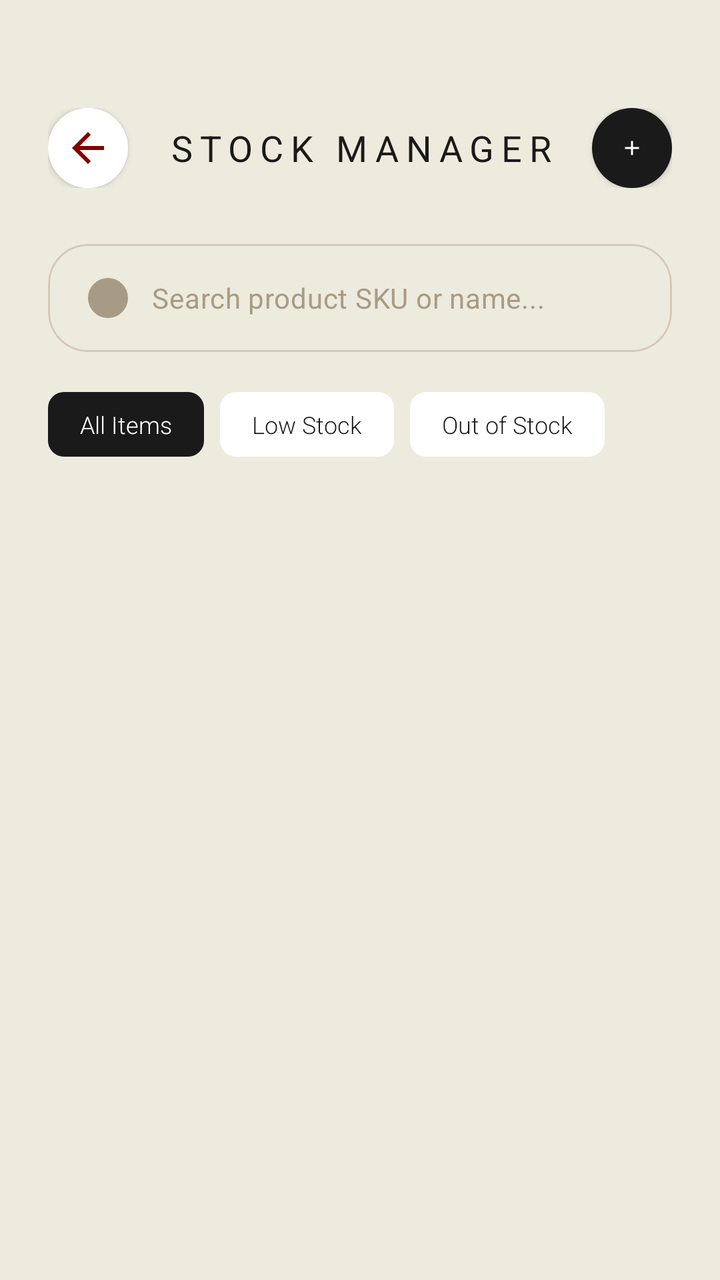
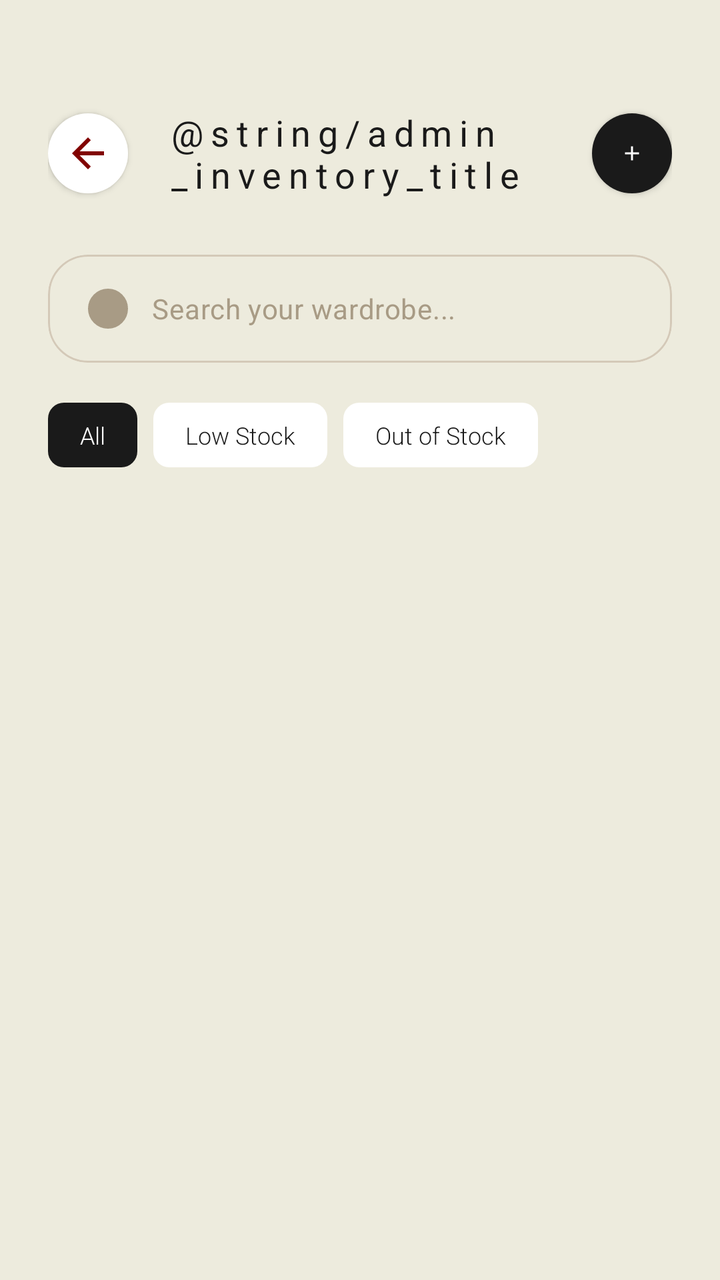

Two renders of the same Android screen: before a commit and after it. Below are the layout's source before the change and the commit's diff.
<!-- AndroidManifest.xml: activity theme Theme.Saive -->
<!-- res/layout/activity_inventory_management.xml -->
<?xml version="1.0" encoding="utf-8"?>
<androidx.constraintlayout.widget.ConstraintLayout xmlns:android="http://schemas.android.com/apk/res/android"
    xmlns:app="http://schemas.android.com/apk/res-auto"
    xmlns:tools="http://schemas.android.com/tools"
    android:layout_width="match_parent"
    android:layout_height="match_parent"
    android:background="@color/colorCotton"
    tools:context=".ui.InventoryManagementActivity">

    
    <LinearLayout
        android:id="@+id/toolbar"
        android:layout_width="match_parent"
        android:layout_height="wrap_content"
        android:orientation="horizontal"
        android:paddingHorizontal="24dp"
        android:paddingTop="54dp"
        android:paddingBottom="20dp"
        android:gravity="center_vertical"
        app:layout_constraintTop_toTopOf="parent">

        <ImageButton
            android:id="@+id/btnBack"
            android:layout_width="40dp"
            android:layout_height="40dp"
            android:background="@drawable/bg_circle_white"
            android:elevation="2dp"
            android:src="@drawable/ic_back"
            app:tint="@color/colorMaroon" />

        <TextView
            android:layout_width="0dp"
            android:layout_height="wrap_content"
            android:layout_weight="1"
            android:layout_marginStart="20dp"
            android:text="STOCK MANAGER"
            style="@style/TextAppearance.Saive.SectionHeader"
            android:textSize="18sp"
            android:textColor="@color/colorNoirBlack"
            android:letterSpacing="0.2" />

        <ImageButton
            android:id="@+id/btnAddProduct"
            android:layout_width="40dp"
            android:layout_height="40dp"
            android:background="@drawable/bg_circle_black"
            android:elevation="2dp"
            android:src="@drawable/ic_plus"
            app:tint="@color/white" />
    </LinearLayout>

    
    <com.google.android.material.card.MaterialCardView
        android:id="@+id/searchCard"
        android:layout_width="match_parent"
        android:layout_height="wrap_content"
        android:layout_marginHorizontal="24dp"
        android:layout_marginTop="8dp"
        app:cardCornerRadius="20dp"
        app:cardElevation="0dp"
        app:strokeWidth="1dp"
        app:strokeColor="@color/colorLinen"
        app:layout_constraintTop_toBottomOf="@id/toolbar">

        <LinearLayout
            android:layout_width="match_parent"
            android:layout_height="54dp"
            android:orientation="horizontal"
            android:gravity="center_vertical"
            android:paddingHorizontal="20dp">

            <ImageView
                android:layout_width="20dp"
                android:layout_height="20dp"
                android:src="@drawable/bg_search"
                app:tint="@color/colorSand" />

            <EditText
                android:id="@+id/etSearchInventory"
                android:layout_width="match_parent"
                android:layout_height="match_parent"
                android:background="@android:color/transparent"
                android:hint="Search product SKU or name..."
                android:paddingStart="12dp"
                android:textSize="14sp"
                android:textColor="@color/colorNoirBlack"
                android:textColorHint="@color/colorSand"
                style="@style/TextAppearance.Saive.Light" />
        </LinearLayout>
    </com.google.android.material.card.MaterialCardView>

    
    <HorizontalScrollView
        android:id="@+id/filterScroll"
        android:layout_width="match_parent"
        android:layout_height="wrap_content"
        android:layout_marginTop="20dp"
        android:scrollbars="none"
        app:layout_constraintTop_toBottomOf="@id/searchCard">

        <LinearLayout
            android:layout_width="wrap_content"
            android:layout_height="wrap_content"
            android:orientation="horizontal"
            android:paddingHorizontal="24dp">

            <TextView
                android:layout_width="wrap_content"
                android:layout_height="wrap_content"
                android:text="All Items"
                android:paddingVertical="8dp"
                android:paddingHorizontal="16dp"
                android:background="@drawable/bg_rounded_black_12dp"
                android:textColor="@color/white"
                android:textSize="12sp"
                android:layout_marginEnd="8dp"/>

            <TextView
                android:layout_width="wrap_content"
                android:layout_height="wrap_content"
                android:text="Low Stock"
                android:paddingVertical="8dp"
                android:paddingHorizontal="16dp"
                android:background="@drawable/bg_rounded_white_8dp"
                android:textColor="@color/colorNoirBlack"
                android:textSize="12sp"
                android:layout_marginEnd="8dp"/>

            <TextView
                android:layout_width="wrap_content"
                android:layout_height="wrap_content"
                android:text="Out of Stock"
                android:paddingVertical="8dp"
                android:paddingHorizontal="16dp"
                android:background="@drawable/bg_rounded_white_8dp"
                android:textColor="@color/colorNoirBlack"
                android:textSize="12sp"/>
        </LinearLayout>
    </HorizontalScrollView>

    <androidx.recyclerview.widget.RecyclerView
        android:id="@+id/rvInventory"
        android:layout_width="match_parent"
        android:layout_height="0dp"
        android:layout_marginTop="16dp"
        android:paddingHorizontal="24dp"
        android:clipToPadding="false"
        android:overScrollMode="never"
        app:layout_constraintTop_toBottomOf="@id/filterScroll"
        app:layout_constraintBottom_toBottomOf="parent" />

</androidx.constraintlayout.widget.ConstraintLayout>
<!-- resources referenced by this layout -->
<resources>
  <color name="colorCotton">#EDEBDD</color>
  <color name="colorLinen">#D4C9B8</color>
  <color name="colorMaroon">#810100</color>
  <color name="colorNoirBlack">#1A1A1A</color>
  <color name="colorSand">#A89B85</color>
  <color name="white">#FFFFFFFF</color>
  <!-- drawable bg_circle_white (drawable) -->
  <?xml version="1.0" encoding="utf-8"?>
  <shape xmlns:android="http://schemas.android.com/apk/res/android">
      <solid android:color="@color/white" />
      <corners android:radius="1000dp" />
  </shape>
  <!-- drawable bg_rounded_black_12dp (drawable) -->
  <?xml version="1.0" encoding="utf-8"?>
  <shape xmlns:android="http://schemas.android.com/apk/res/android">
      <solid android:color="@color/colorNoirBlack" />
      <corners android:radius="8dp" />
  </shape>
  <!-- drawable bg_rounded_white_8dp (drawable) -->
  <?xml version="1.0" encoding="utf-8"?>
  <shape xmlns:android="http://schemas.android.com/apk/res/android">
      <solid android:color="@color/white" />
      <corners android:radius="8dp" />
  </shape>
  <style name="TextAppearance.Saive.Light" parent="TextAppearance.MaterialComponents.Body2">
          <item name="android:fontFamily">sans-serif-light</item>
      </style>
  <style name="TextAppearance.Saive.SectionHeader" parent="TextAppearance.Saive.Header">
          <item name="android:textSize">@dimen/text_size_h3</item>
          <item name="android:textStyle">normal</item>
          <item name="android:textAllCaps">false</item>
      </style>
  <style name="Theme.Saive" parent="Base.Theme.Saive" />
  <dimen name="text_size_h3">20sp</dimen>
  <style name="Base.Theme.Saive" parent="Theme.Material3.DayNight.NoActionBar">
          <item name="android:windowActivityTransitions">true</item>
          <item name="android:windowContentTransitions">true</item>
          <item name="android:windowSharedElementEnterTransition">@android:transition/move</item>
          <item name="android:windowSharedElementExitTransition">@android:transition/move</item>
          <item name="android:windowLightStatusBar">true</item>
          <item name="android:statusBarColor">@color/colorCotton</item>
  
          
          <item name="colorPrimary">@color/colorMaroon</item>
          <item name="colorOnPrimary">@color/white</item>
          <item name="colorPrimaryContainer">@color/colorMaroon</item>
          <item name="colorOnPrimaryContainer">@color/white</item>
          <item name="colorSecondary">@color/colorSand</item>
          <item name="colorOnSecondary">@color/white</item>
          <item name="colorTertiary">@color/colorNoirBlack</item>
          <item name="android:colorBackground">@color/colorCotton</item>
          <item name="colorSurface">@color/colorCotton</item>
          <item name="colorOnSurface">@color/colorNoirBlack</item>
  
          
          <item name="android:fontFamily">sans-serif-light</item>
          <item name="textAppearanceHeadlineLarge">@style/TextAppearance.Saive.Header</item>
          <item name="textAppearanceHeadlineMedium">@style/TextAppearance.Saive.Header</item>
          <item name="textAppearanceTitleLarge">@style/TextAppearance.Saive.SectionHeader</item>
          <item name="textAppearanceBodyLarge">@style/TextAppearance.Saive.Thin</item>
          <item name="textAppearanceBodyMedium">@style/TextAppearance.Saive.Light</item>
          <item name="textAppearanceLabelLarge">@style/TextAppearance.Saive.Label</item>
      </style>
  <dimen name="text_size_h1">28sp</dimen>
  <style name="TextAppearance.Saive.Thin" parent="TextAppearance.MaterialComponents.Body1">
          <item name="android:fontFamily">sans-serif-light</item>
          <item name="android:letterSpacing">0.05</item>
      </style>
  <dimen name="text_size_tiny">10sp</dimen>
  <!-- unchanged entries left out for length: 6 -->
</resources>

<!-- the commit's change to res/layout/activity_inventory_management.xml (unified diff, before → after) -->
@@ -33,7 +33,7 @@
             android:layout_height="wrap_content"
             android:layout_weight="1"
             android:layout_marginStart="20dp"
-            android:text="STOCK MANAGER"
+            android:text="@string/admin_inventory_title"
             style="@style/TextAppearance.Saive.SectionHeader"
             android:textSize="18sp"
             android:textColor="@color/colorNoirBlack"
@@ -80,7 +80,7 @@
                 android:layout_width="match_parent"
                 android:layout_height="match_parent"
                 android:background="@android:color/transparent"
-                android:hint="Search product SKU or name..."
+                android:hint="@string/search_hint"
                 android:paddingStart="12dp"
                 android:textSize="14sp"
                 android:textColor="@color/colorNoirBlack"
@@ -107,7 +107,7 @@
             <TextView
                 android:layout_width="wrap_content"
                 android:layout_height="wrap_content"
-                android:text="All Items"
+                android:text="@string/cat_all"
                 android:paddingVertical="8dp"
                 android:paddingHorizontal="16dp"
                 android:background="@drawable/bg_rounded_black_12dp"
<!-- resource entries referenced after the edit -->
@@ -24,6 +24,9 @@
       <solid android:color="@color/white" />
       <corners android:radius="8dp" />
   </shape>
+  <string name="admin_inventory_title">KHO HÀNG</string>
+  <string name="cat_all">All</string>
+  <string name="search_hint">Search your wardrobe...</string>
   <style name="TextAppearance.Saive.Light" parent="TextAppearance.MaterialComponents.Body2">
           <item name="android:fontFamily">sans-serif-light</item>
       </style>
@@ -47,8 +50,8 @@
           <item name="colorOnPrimary">@color/white</item>
           <item name="colorPrimaryContainer">@color/colorMaroon</item>
           <item name="colorOnPrimaryContainer">@color/white</item>
-          <item name="colorSecondary">@color/colorSand</item>
-          <item name="colorOnSecondary">@color/white</item>
+          <item name="colorSecondaryContainer">@color/colorLinen</item>
+          <item name="colorOnSecondaryContainer">@color/colorNoirBlack</item>
           <item name="colorTertiary">@color/colorNoirBlack</item>
           <item name="android:colorBackground">@color/colorCotton</item>
           <item name="colorSurface">@color/colorCotton</item>
